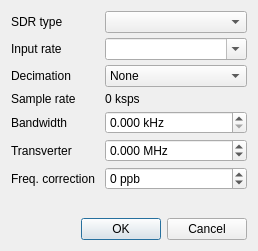
csete/softrig, file gui/device_config_dialog.ui: the form before one commit.
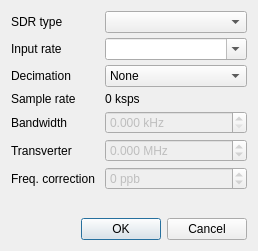
The form after the commit.

Commit message:
Implement basic SDR device settings (frontend)
SDR type, sample rate and input decimation are now saved in the
configuration file. The other settings have been disabled in the
device configuration editor.

The settings are not yet used by the backend.

```diff
--- a/gui/device_config_dialog.ui
+++ b/gui/device_config_dialog.ui
@@ -119,6 +119,9 @@
      </item>
      <item row="4" column="1">
       <widget class="QDoubleSpinBox" name="bwSpinBox">
+       <property name="enabled">
+        <bool>false</bool>
+       </property>
        <property name="toolTip">
         <string>Analog bandwidth (0 means default)</string>
        </property>
@@ -148,6 +151,9 @@
      </item>
      <item row="5" column="1">
       <widget class="QDoubleSpinBox" name="convSpinBox">
+       <property name="enabled">
+        <bool>false</bool>
+       </property>
        <property name="toolTip">
         <string>Up- or downconverter frequency. Negative value means upconverter.</string>
        </property>
@@ -177,6 +183,9 @@
      </item>
      <item row="6" column="1">
       <widget class="QSpinBox" name="spinBox">
+       <property name="enabled">
+        <bool>false</bool>
+       </property>
        <property name="toolTip">
         <string>Frequency correction in parts per billion</string>
        </property>
```
The commit also changes 5 other files.
